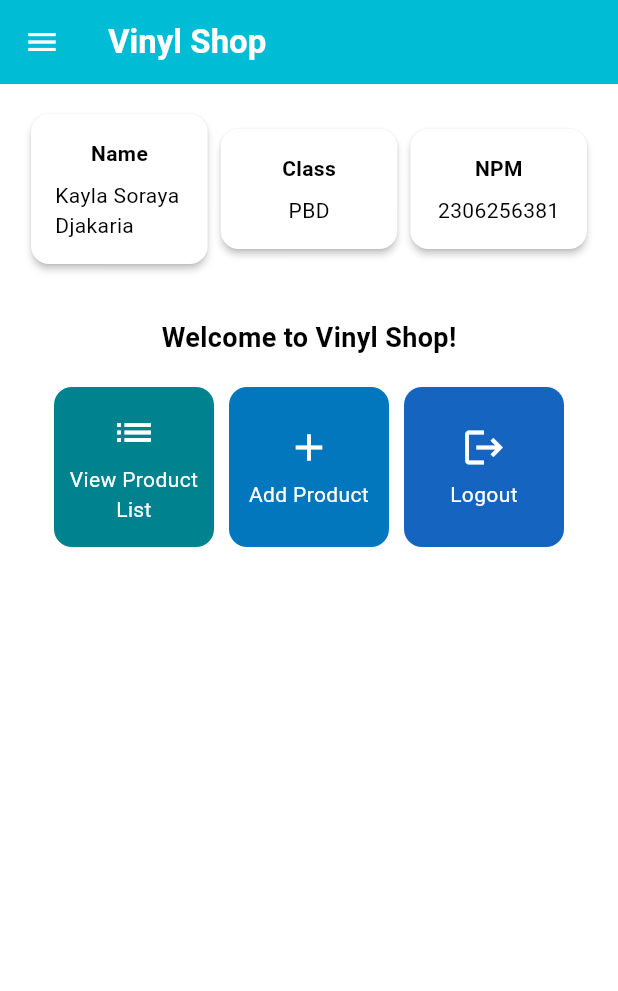
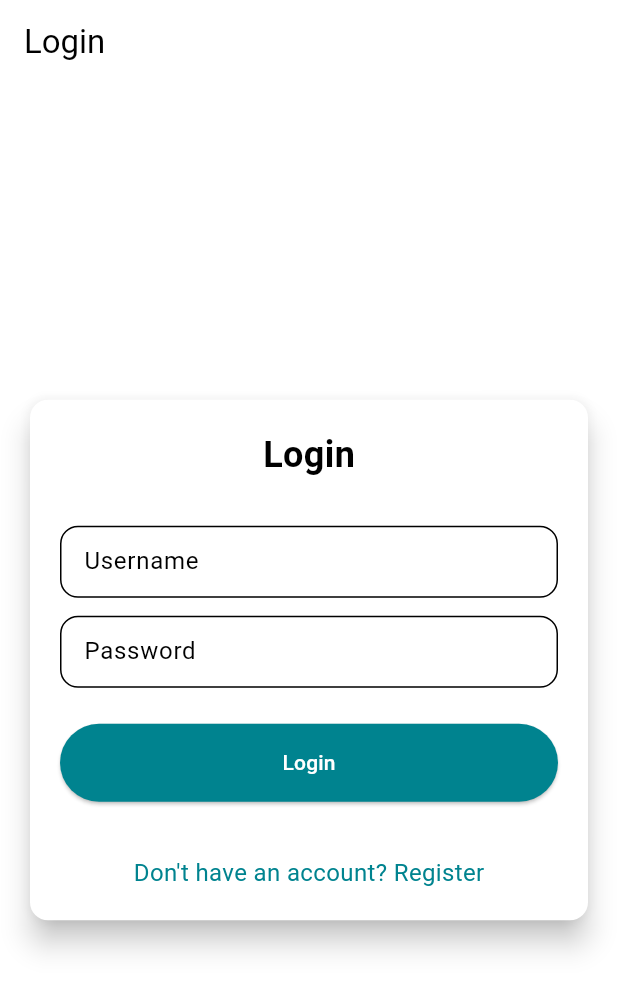
Before and after one commit to luticakep/vinyl-shop-mobile, a Flutter app: the screen it shows after launch, on a phone screen of 412 x 824 dp. Shown: the top 991 px of the screen. Run offline on Flutter 3.47's test engine with Material 3 defaults, Android fonts, the phone set to English and light mode, and no system bars; missing offline and left inert: pbp_django_auth.

Commit message:
seleesaaii assignment 9

```diff
--- a/lib/main.dart
+++ b/lib/main.dart
@@ -1,5 +1,7 @@
 import 'package:flutter/material.dart';
-import 'package:vinyl_shop/screens/menu.dart';
+import 'package:pbp_django_auth/pbp_django_auth.dart';
+import 'package:provider/provider.dart';
+import 'package:vinyl_shop/screens/login.dart';
 
 void main() {
   runApp(const MyApp());
@@ -11,7 +13,12 @@
   // This widget is the root of your application.
   @override
   Widget build(BuildContext context) {
-    return MaterialApp(
+    return Provider(
+      create: (_) {
+        CookieRequest request = CookieRequest();
+        return request;
+      },
+      child: MaterialApp(
         title: 'Vinyl Shop',
         theme: ThemeData(
           colorScheme: ColorScheme.fromSwatch(
@@ -19,7 +26,8 @@
           ).copyWith(secondary: Colors.cyan[800]),
           useMaterial3: true,
         ),
-      home: MyHomePage(),
+        home: const LoginPage(),
+      ),
     );
   }
 }
--- /dev/null
+++ b/lib/screens/login.dart
@@ -0,0 +1,177 @@
+import 'package:flutter/material.dart';
+import 'package:pbp_django_auth/pbp_django_auth.dart';
+import 'package:provider/provider.dart';
+import 'package:vinyl_shop/screens/menu.dart';
+import 'package:vinyl_shop/screens/register.dart';
+
+void main() {
+  runApp(const LoginApp());
+}
+
+class LoginApp extends StatelessWidget {
+  const LoginApp({super.key});
+
+  @override
+  Widget build(BuildContext context) {
+    return MaterialApp(
+      title: 'Login',
+      theme: ThemeData(
+        useMaterial3: true,
+        colorScheme: ColorScheme.fromSwatch(
+          primarySwatch: Colors.lightBlue,
+        ).copyWith(secondary: const Color.fromARGB(255, 41, 117, 127)),
+      ),
+      home: const LoginPage(),
+    );
+  }
+}
+
+class LoginPage extends StatefulWidget {
+  const LoginPage({super.key});
+
+  @override
+  State<LoginPage> createState() => _LoginPageState();
+}
+
+class _LoginPageState extends State<LoginPage> {
+  final TextEditingController _usernameController = TextEditingController();
+  final TextEditingController _passwordController = TextEditingController();
+
+  @override
+  Widget build(BuildContext context) {
+    final request = context.watch<CookieRequest>();
+
+    return Scaffold(
+      appBar: AppBar(
+        title: const Text('Login'),
+      ),
+      body: Center(
+        child: SingleChildScrollView(
+          padding: const EdgeInsets.all(16.0),
+          child: Card(
+            elevation: 8,
+            shape: RoundedRectangleBorder(
+              borderRadius: BorderRadius.circular(12.0),
+            ),
+            child: Padding(
+              padding: const EdgeInsets.all(20.0),
+              child: Column(
+                mainAxisSize: MainAxisSize.min,
+                children: [
+                  const Text(
+                    'Login',
+                    style: TextStyle(
+                      fontSize: 24.0,
+                      fontWeight: FontWeight.bold,
+                    ),
+                  ),
+                  const SizedBox(height: 30.0),
+                  TextField(
+                    controller: _usernameController,
+                    decoration: const InputDecoration(
+                      labelText: 'Username',
+                      hintText: 'Enter your username',
+                      border: OutlineInputBorder(
+                        borderRadius: BorderRadius.all(Radius.circular(12.0)),
+                      ),
+                      contentPadding:
+                          EdgeInsets.symmetric(horizontal: 12.0, vertical: 8.0),
+                    ),
+                  ),
+                  const SizedBox(height: 12.0),
+                  TextField(
+                    controller: _passwordController,
+                    decoration: const InputDecoration(
+                      labelText: 'Password',
+                      hintText: 'Enter your password',
+                      border: OutlineInputBorder(
+                        borderRadius: BorderRadius.all(Radius.circular(12.0)),
+                      ),
+                      contentPadding:
+                          EdgeInsets.symmetric(horizontal: 12.0, vertical: 8.0),
+                    ),
+                    obscureText: true,
+                  ),
+                  const SizedBox(height: 24.0),
+                  ElevatedButton(
+                    onPressed: () async {
+                      String username = _usernameController.text;
+                      String password = _passwordController.text;
+
+                      final response = await request
+                          .login("http://localhost:8000/auth/login/", {
+                        'username': username,
+                        'password': password,
+                      });
+
+                      if (request.loggedIn) {
+                        String message = response['message'];
+                        String uname = response['username'];
+                        if (context.mounted) {
+                          Navigator.pushReplacement(
+                            context,
+                            MaterialPageRoute(
+                                builder: (context) => MyHomePage()),
+                          );
+                          ScaffoldMessenger.of(context)
+                            ..hideCurrentSnackBar()
+                            ..showSnackBar(
+                              SnackBar(
+                                  content:
+                                      Text("$message Welcome, $uname.")),
+                            );
+                        }
+                      } else {
+                        if (context.mounted) {
+                          showDialog(
+                            context: context,
+                            builder: (context) => AlertDialog(
+                              title: const Text('Login Failed'),
+                              content: Text(response['message']),
+                              actions: [
+                                TextButton(
+                                  child: const Text('OK'),
+                                  onPressed: () {
+                                    Navigator.pop(context);
+                                  },
+                                ),
+                              ],
+                            ),
+                          );
+                        }
+                      }
+                    },
+                    style: ElevatedButton.styleFrom(
+                      foregroundColor: Colors.white,
+                      minimumSize: const Size(double.infinity, 50),
+                      backgroundColor: Theme.of(context).colorScheme.secondary,
+                      padding: const EdgeInsets.symmetric(vertical: 16.0),
+                    ),
+                    child: const Text('Login'),
+                  ),
+                  const SizedBox(height: 36.0),
+                  GestureDetector(
+                    onTap: () {
+                      Navigator.push(
+                        context,
+                        MaterialPageRoute(
+                            builder: (context) => const RegisterPage()),
+                      );
+                    },
+                    child: Text(
+                      'Don\'t have an account? Register',
+                      style: TextStyle(
+                        color: Theme.of(context).colorScheme.secondary,
+                        fontSize: 16.0,
+                      ),
+                    ),
+                  ),
+                ],
+              ),
+            ),
+          ),
+        ),
+      ),
+    );
+  }
+}
--- a/pubspec.yaml
+++ b/pubspec.yaml
@@ -35,6 +35,9 @@
   # The following adds the Cupertino Icons font to your application.
   # Use with the CupertinoIcons class for iOS style icons.
   cupertino_icons: ^1.0.8
+  provider: ^6.1.2
+  pbp_django_auth: ^0.4.0
+  http: ^1.2.2
 
 dev_dependencies:
   flutter_test:
```
Also changed, not shown: lib/models/product_entry.dart (added, +65 -0 lines), lib/screens/product_list.dart (added, +113 -0 lines), lib/screens/register.dart (added, +166 -0 lines), lib/screens/vinylentry_form.dart (+36 -30 lines), lib/widgets/left_drawer.dart (+13 -0 lines), lib/widgets/product_details.dart (added, +43 -0 lines), lib/widgets/vinyl_card.dart (+35 -1 lines), pubspec.lock, 3 other files. Lines whose indentation alone changed are shown as unchanged.
